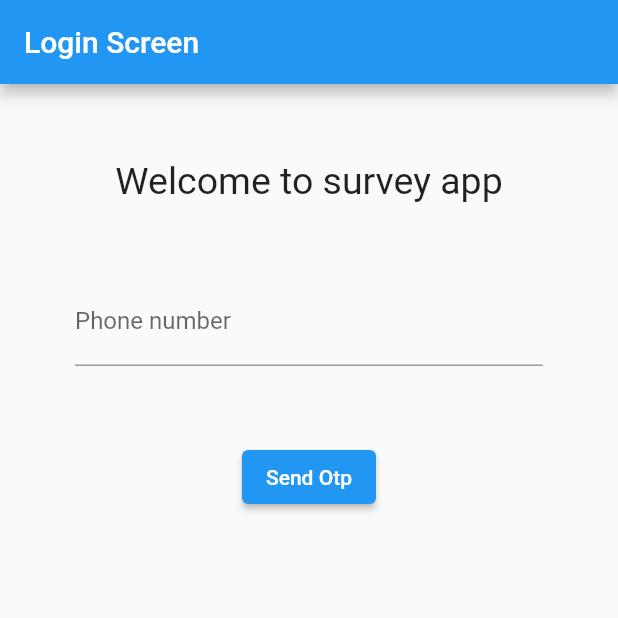
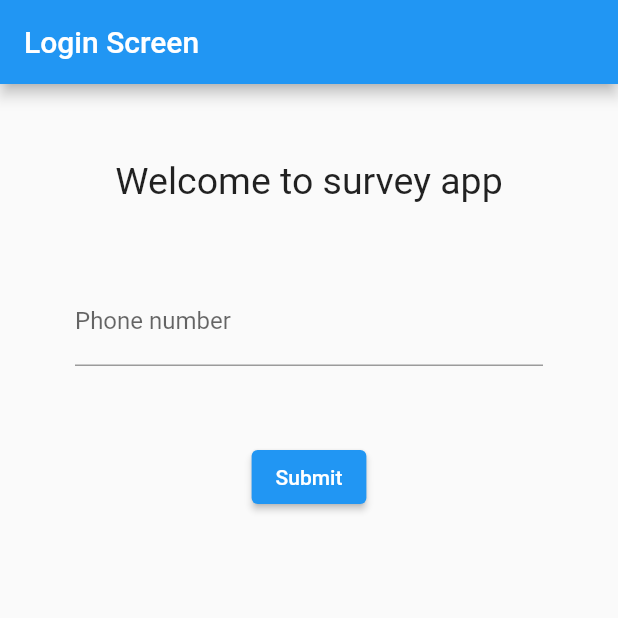
Before and after one commit to arunnjoshi/survey_app, a Flutter app: the screen it shows after launch, on a phone screen of 412 x 824 dp, the top half of it. Run offline on Flutter 3.47's test engine with Material 2 defaults, Android fonts, the phone set to English and light mode, and no system bars.

Commit message:
add login and question files

```diff
--- a/lib/main.dart
+++ b/lib/main.dart
@@ -1,4 +1,5 @@
 import 'package:flutter/material.dart';
+import 'package:survey_app/screens/survey_screen.dart';
 
 import 'screens/login_screen.dart';
 
@@ -10,11 +11,14 @@ class MyApp extends StatelessWidget {
   @override
   Widget build(BuildContext context) {
     return MaterialApp(
-      title: 'Flutter Demo',
-      theme: ThemeData(
-        primarySwatch: Colors.blue,
-      ),
-      home: LoginScreen(),
-    );
+        title: 'Flutter Demo',
+        theme: ThemeData(
+          primarySwatch: Colors.blue,
+        ),
+        initialRoute: '/',
+        routes: {
+          '/': (context) => LoginScreen(),
+          SurveyScreen.routeName: (context) => SurveyScreen()
+        });
   }
 }
--- a/lib/screens/login_screen.dart
+++ b/lib/screens/login_screen.dart
@@ -1,4 +1,5 @@
 import 'package:flutter/material.dart';
+import 'package:survey_app/screens/survey_screen.dart';
 
 class LoginScreen extends StatefulWidget {
   LoginScreen({Key? key}) : super(key: key);
@@ -9,13 +10,31 @@ class LoginScreen extends StatefulWidget {
 
 class _LoginScreenState extends State<LoginScreen> {
   var _formKey = GlobalKey<FormState>();
+  var displayOtp = false;
+  late FocusNode otpFocus;
+  @override
+  void initState() {
+    super.initState();
+    displayOtp = false;
+    otpFocus = FocusNode();
+  }
+
+  @override
+  void dispose() {
+    otpFocus.dispose();
+    super.dispose();
+  }
 
   void _submit() {
     final isValid = _formKey.currentState!.validate();
     if (!isValid) {
       return;
     }
-    // _formKey.currentState!.reset();
+
+    setState(() {
+      displayOtp = true;
+    });
+    FocusScope.of(context).requestFocus(otpFocus);
   }
 
   _phoneValidator(String? value) {
@@ -27,13 +46,32 @@ class _LoginScreenState extends State<LoginScreen> {
     return null;
   }
 
+  _otpValidator(String? value) {
+    if (value == null || value.isEmpty) {
+      return "This field is required.";
+    } else if (value.length != 4 || !RegExp(r"^[0-9]*$").hasMatch(value)) {
+      return "Enter a valid OTP.";
+    }
+    return null;
+  }
+
+  _otpSubmit() {
+    final isValid = _formKey.currentState!.validate();
+    if (!isValid) {
+      return;
+    }
+    FocusScope.of(context).unfocus();
+    Navigator.pushReplacementNamed(context, SurveyScreen.routeName);
+  }
+
   @override
   Widget build(BuildContext context) {
     return Scaffold(
       appBar: AppBar(
         title: Text("Login Screen"),
       ),
-      body: Container(
+      body: SingleChildScrollView(
+        child: Container(
           padding: EdgeInsets.all(50),
           child: Column(
             children: [
@@ -52,19 +90,41 @@ class _LoginScreenState extends State<LoginScreen> {
                   children: [
                     TextFormField(
                         keyboardType: TextInputType.number,
+                        textInputAction: TextInputAction.next,
                         decoration: InputDecoration(labelText: 'Phone number'),
                         validator: (value) => _phoneValidator(value)),
                     SizedBox(
                       height: 50,
                     ),
+                    displayOtp
+                        ? Container(
+                            child: Column(
+                              children: [
+                                TextFormField(
+                                  keyboardType: TextInputType.number,
+                                  textInputAction: TextInputAction.done,
+                                  decoration: InputDecoration(
+                                      labelText: 'Demo 4 digit otp'),
+                                  validator: (value) => _otpValidator(value),
+                                  focusNode: otpFocus,
+                                ),
+                                SizedBox(
+                                  height: 50,
+                                )
+                              ],
+                            ),
+                          )
+                        : SizedBox(),
                     ElevatedButton(
-                      onPressed: () => _submit(), child: Text('Send Otp'))
+                        onPressed: () => displayOtp ? _otpSubmit() : _submit(),
+                        child: Text('Submit'))
                   ],
                 ),
               ),
             ],
           ),
         ),
+      ),
     );
   }
 }
```
Also changed, not shown: lib/screens/survey_screen.dart (added, +16 -0 lines), lib/widgets/answer.dart (added, +10 -0 lines), lib/widgets/question.dart (added, +10 -0 lines). Lines whose indentation alone changed are shown as unchanged.
